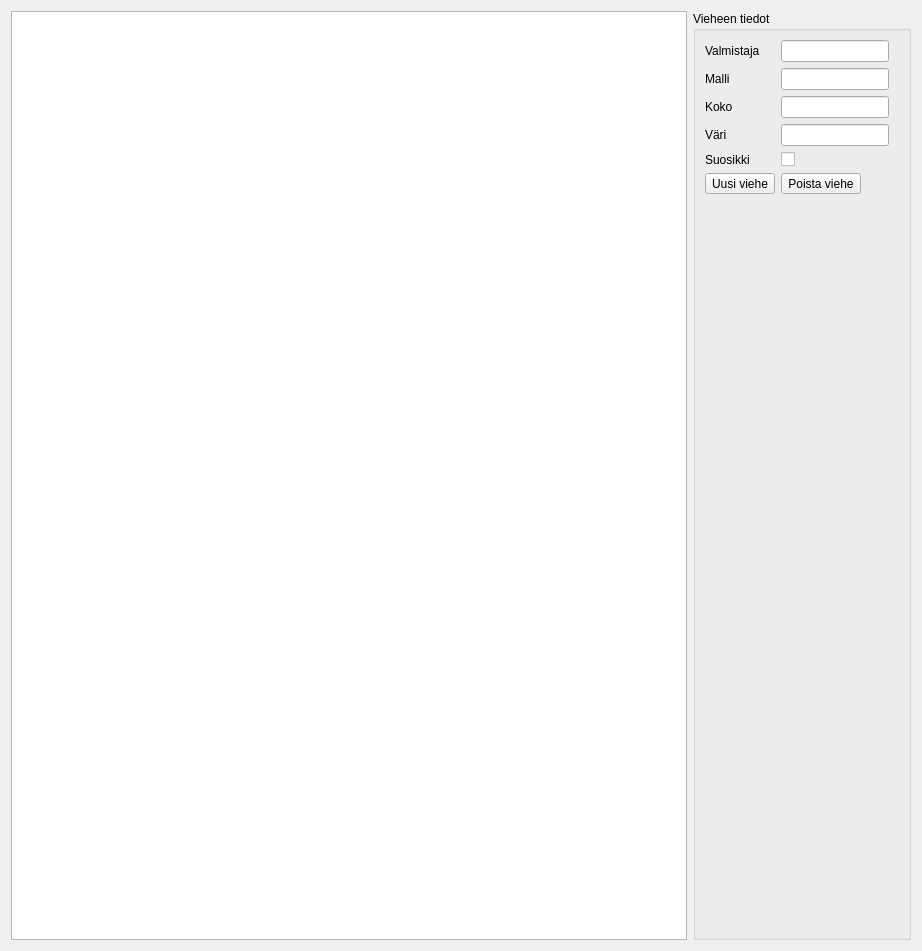
Qt form lureform.ui (samuliwritescode/uistelupaivakirja-desktop) before a commit.
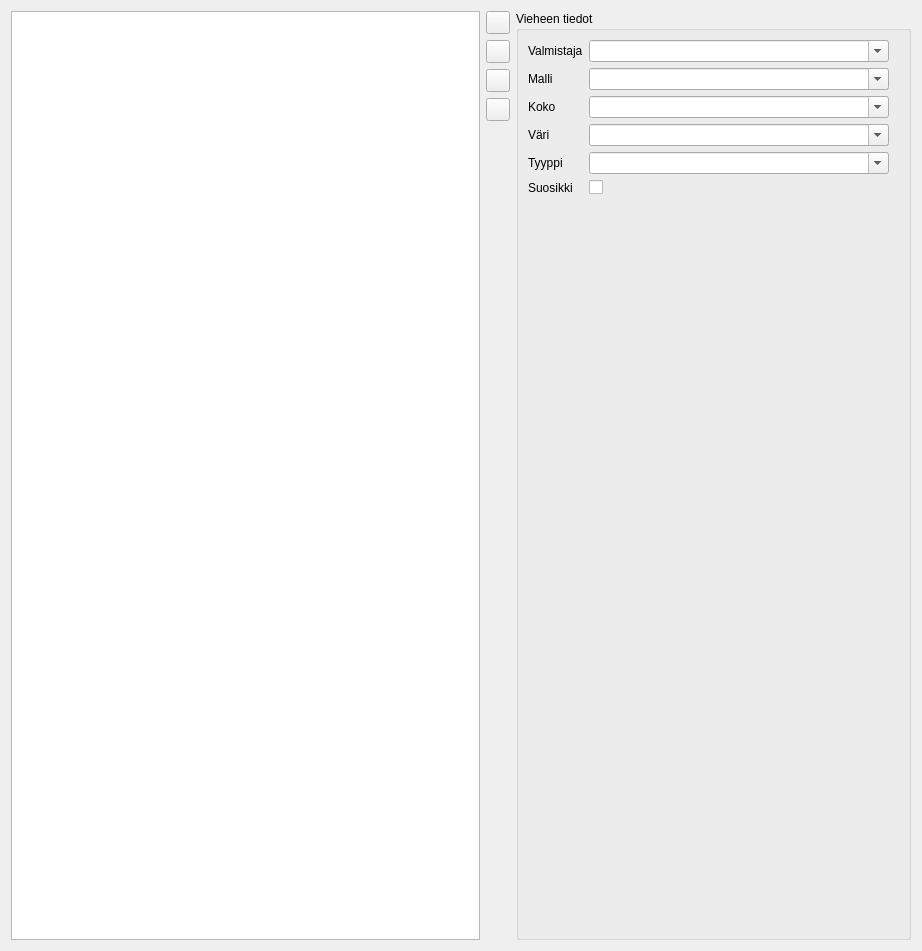
The same form after that commit. Icons and pictures are not drawn.

```diff
--- a/lureform.ui
+++ b/lureform.ui
@@ -15,24 +15,100 @@
   </property>
   <layout class="QHBoxLayout" name="horizontalLayout">
    <item>
-    <layout class="QVBoxLayout" name="verticalLayout_13">
+    <layout class="QHBoxLayout" name="horizontalLayout_2">
      <item>
-      <widget class="QListWidget" name="lure_list">
-       <property name="modelColumn">
-        <number>0</number>
+      <widget class="QTableWidget" name="lure_list">
+       <property name="editTriggers">
+        <set>QAbstractItemView::NoEditTriggers</set>
        </property>
+       <property name="alternatingRowColors">
+        <bool>true</bool>
+       </property>
+       <property name="selectionMode">
+        <enum>QAbstractItemView::SingleSelection</enum>
+       </property>
+       <property name="selectionBehavior">
+        <enum>QAbstractItemView::SelectRows</enum>
+       </property>
+       <property name="showGrid">
+        <bool>false</bool>
+       </property>
+       <property name="sortingEnabled">
+        <bool>true</bool>
+       </property>
+       <attribute name="horizontalHeaderStretchLastSection">
+        <bool>true</bool>
+       </attribute>
+       <attribute name="verticalHeaderVisible">
+        <bool>false</bool>
+       </attribute>
       </widget>
      </item>
+     <item>
+      <layout class="QVBoxLayout" name="verticalLayout">
+       <item>
+        <widget class="QToolButton" name="lure_new">
+         <property name="text">
+          <string/>
+         </property>
+         <property name="icon">
+          <iconset resource="resources.qrc">
+           <normaloff>:/res/document-new.png</normaloff>:/res/document-new.png</iconset>
+         </property>
+        </widget>
+       </item>
+       <item>
+        <widget class="QToolButton" name="lure_undo">
+         <property name="text">
+          <string/>
+         </property>
+         <property name="icon">
+          <iconset resource="resources.qrc">
+           <normaloff>:/res/edit-undo.png</normaloff>:/res/edit-undo.png</iconset>
+         </property>
+        </widget>
+       </item>
+       <item>
+        <widget class="QToolButton" name="lure_save">
+         <property name="text">
+          <string/>
+         </property>
+         <property name="icon">
+          <iconset resource="resources.qrc">
+           <normaloff>:/res/document-save.png</normaloff>:/res/document-save.png</iconset>
+         </property>
+        </widget>
+       </item>
+       <item>
+        <widget class="QToolButton" name="lure_delete">
+         <property name="text">
+          <string/>
+         </property>
+         <property name="icon">
+          <iconset resource="resources.qrc">
+           <normaloff>:/res/edit-cut.png</normaloff>:/res/edit-cut.png</iconset>
+         </property>
+        </widget>
+       </item>
+       <item>
+        <spacer name="verticalSpacer">
+         <property name="orientation">
+          <enum>Qt::Vertical</enum>
+         </property>
+         <property name="sizeHint" stdset="0">
+          <size>
+           <width>20</width>
+           <height>40</height>
+          </size>
+         </property>
+        </spacer>
+       </item>
+      </layout>
+     </item>
     </layout>
    </item>
    <item>
     <widget class="QGroupBox" name="groupBox">
-     <property name="sizePolicy">
-      <sizepolicy hsizetype="Fixed" vsizetype="Preferred">
-       <horstretch>0</horstretch>
-       <verstretch>0</verstretch>
-      </sizepolicy>
-     </property>
      <property name="title">
       <string>Vieheen tiedot</string>
      </property>
@@ -52,9 +128,6 @@
           </property>
          </widget>
         </item>
-        <item row="1" column="1">
-         <widget class="QLineEdit" name="lure_manufacturer"/>
-        </item>
         <item row="2" column="0">
          <widget class="QLabel" name="label_46">
           <property name="text">
@@ -62,9 +135,6 @@
           </property>
          </widget>
         </item>
-        <item row="2" column="1">
-         <widget class="QLineEdit" name="lure_model"/>
-        </item>
         <item row="3" column="0">
          <widget class="QLabel" name="label_47">
           <property name="text">
@@ -72,9 +142,6 @@
           </property>
          </widget>
         </item>
-        <item row="3" column="1">
-         <widget class="QLineEdit" name="lure_size"/>
-        </item>
         <item row="4" column="0">
          <widget class="QLabel" name="label_48">
           <property name="text">
@@ -82,34 +149,89 @@
           </property>
          </widget>
         </item>
-        <item row="4" column="1">
-         <widget class="QLineEdit" name="lure_color"/>
-        </item>
-        <item row="5" column="1">
-         <widget class="QCheckBox" name="lure_favorite">
-          <property name="text">
-           <string/>
-          </property>
-         </widget>
-        </item>
-        <item row="5" column="0">
+        <item row="6" column="0">
          <widget class="QLabel" name="label_8">
           <property name="text">
            <string>Suosikki</string>
           </property>
          </widget>
         </item>
-        <item row="6" column="0">
-         <widget class="QToolButton" name="lure_new">
-          <property name="text">
-           <string>Uusi viehe</string>
-          </property>
-         </widget>
-        </item>
         <item row="6" column="1">
-         <widget class="QToolButton" name="lure_delete">
+         <widget class="QCheckBox" name="lure_favorite">
           <property name="text">
-           <string>Poista viehe</string>
+           <string/>
+          </property>
+         </widget>
+        </item>
+        <item row="5" column="1">
+         <widget class="QComboBox" name="lure_type">
+          <property name="minimumSize">
+           <size>
+            <width>300</width>
+            <height>0</height>
+           </size>
+          </property>
+          <property name="editable">
+           <bool>true</bool>
+          </property>
+         </widget>
+        </item>
+        <item row="5" column="0">
+         <widget class="QLabel" name="label">
+          <property name="text">
+           <string>Tyyppi</string>
+          </property>
+         </widget>
+        </item>
+        <item row="1" column="1">
+         <widget class="QComboBox" name="lure_manufacturer">
+          <property name="minimumSize">
+           <size>
+            <width>300</width>
+            <height>0</height>
+           </size>
+          </property>
+          <property name="editable">
+           <bool>true</bool>
+          </property>
+         </widget>
+        </item>
+        <item row="2" column="1">
+         <widget class="QComboBox" name="lure_model">
+          <property name="minimumSize">
+           <size>
+            <width>300</width>
+            <height>0</height>
+           </size>
+          </property>
+          <property name="editable">
+           <bool>true</bool>
+          </property>
+         </widget>
+        </item>
+        <item row="3" column="1">
+         <widget class="QComboBox" name="lure_size">
+          <property name="minimumSize">
+           <size>
+            <width>300</width>
+            <height>0</height>
+           </size>
+          </property>
+          <property name="editable">
+           <bool>true</bool>
+          </property>
+         </widget>
+        </item>
+        <item row="4" column="1">
+         <widget class="QComboBox" name="lure_color">
+          <property name="minimumSize">
+           <size>
+            <width>300</width>
+            <height>0</height>
+           </size>
+          </property>
+          <property name="editable">
+           <bool>true</bool>
           </property>
          </widget>
         </item>
```
Left out of the diff: 4 changed lines with no effect on the pictures.
